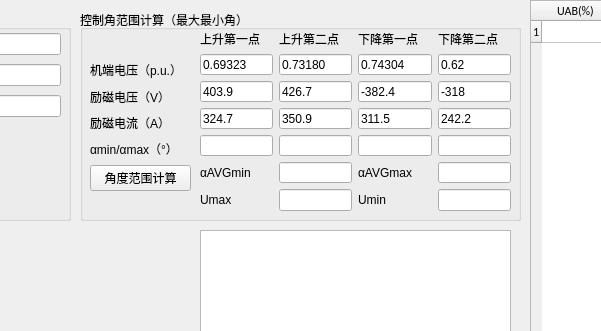
Qt form kongzaiQMainWindow.ui (fly1057/noloadcharacteristic) before a commit; both pictures show x 490 to 1091 and y 0 to 331 of the 1251 by 854 pixel window.
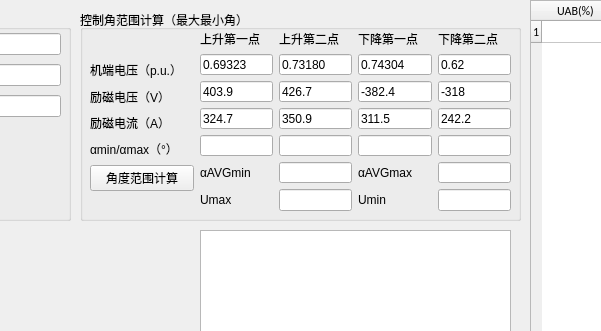
The same form after that commit.

Diff of the .ui file:
```diff
--- a/kongzaiQMainWindow.ui
+++ b/kongzaiQMainWindow.ui
@@ -325,7 +325,7 @@
       <rect>
        <x>10</x>
        <y>50</y>
-       <width>101</width>
+       <width>104</width>
        <height>131</height>
       </rect>
      </property>
```
